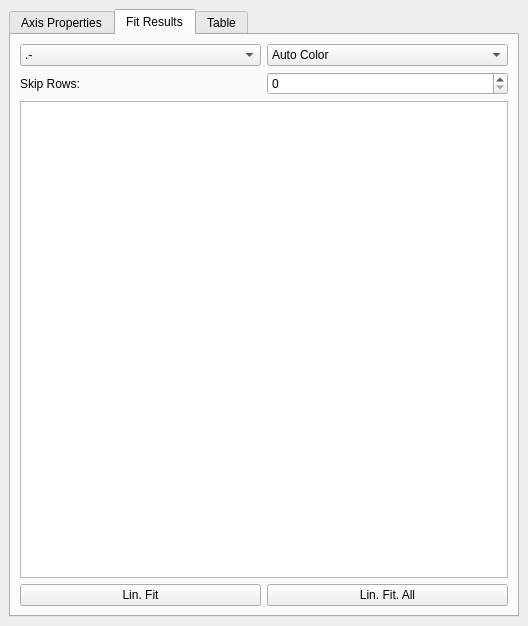
First picture: the form in src/Ui_Files/DockWidgets/Ui/dw_SE.ui, repository austinmcano/GGG, before the edit.
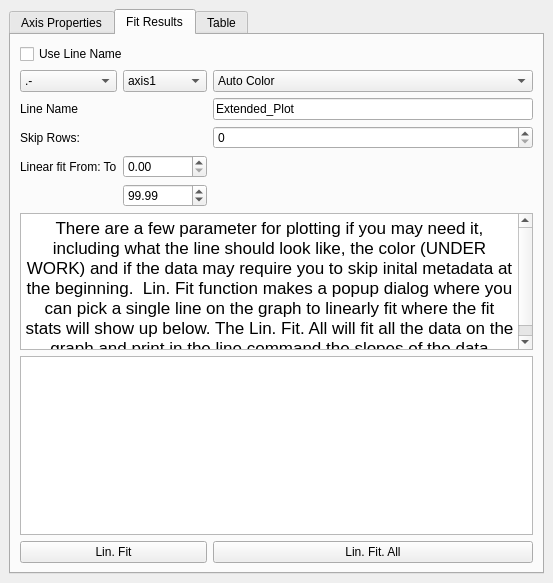
Second picture: the form after the edit. The open tabs and pages were chosen to show the change.

What changed in the file:
```diff
--- a/src/Ui_Files/DockWidgets/Ui/dw_SE.ui
+++ b/src/Ui_Files/DockWidgets/Ui/dw_SE.ui
@@ -6,8 +6,8 @@
    <rect>
     <x>0</x>
     <y>0</y>
-    <width>528</width>
-    <height>626</height>
+    <width>553</width>
+    <height>583</height>
    </rect>
   </property>
   <property name="windowTitle">
@@ -75,30 +75,6 @@
           </property>
          </widget>
         </item>
-        <item row="3" column="1">
-         <widget class="QLabel" name="label_10">
-          <property name="text">
-           <string>Line Name</string>
-          </property>
-         </widget>
-        </item>
-        <item row="7" column="2">
-         <widget class="QCheckBox" name="line_name_checkbox">
-          <property name="text">
-           <string>Use Line Name</string>
-          </property>
-          <property name="checked">
-           <bool>true</bool>
-          </property>
-         </widget>
-        </item>
-        <item row="3" column="2" colspan="2">
-         <widget class="QLineEdit" name="line_name_le">
-          <property name="text">
-           <string>Extended_Plot</string>
-          </property>
-         </widget>
-        </item>
         <item row="5" column="1">
          <widget class="QLabel" name="label_9">
           <property name="text">
@@ -168,14 +144,31 @@
         <string>Fit Results</string>
        </attribute>
        <layout class="QGridLayout" name="gridLayout_5">
+        <item row="3" column="0">
+         <widget class="QLabel" name="label_10">
+          <property name="text">
+           <string>Line Name</string>
+          </property>
+         </widget>
+        </item>
+        <item row="5" column="0">
+         <widget class="QLabel" name="label_3">
+          <property name="text">
+           <string>Linear fit From: To</string>
+          </property>
+         </widget>
+        </item>
+        <item row="0" column="0" colspan="3">
+         <widget class="QCheckBox" name="line_name_checkbox">
+          <property name="text">
+           <string>Use Line Name</string>
+          </property>
+          <property name="checked">
+           <bool>false</bool>
+          </property>
+         </widget>
+        </item>
         <item row="1" column="0">
-         <widget class="QLabel" name="label_7">
-          <property name="text">
-           <string>Skip Rows: </string>
-          </property>
-         </widget>
-        </item>
-        <item row="0" column="0">
          <widget class="QComboBox" name="linetype_cb">
           <item>
            <property name="text">
@@ -209,20 +202,54 @@
           </item>
          </widget>
         </item>
-        <item row="3" column="0" colspan="2">
+        <item row="8" column="0" colspan="3">
          <widget class="QTextEdit" name="fit_results_TE"/>
         </item>
-        <item row="1" column="1">
+        <item row="4" column="2">
          <widget class="QSpinBox" name="skip_rows_sb"/>
         </item>
-        <item row="4" column="0">
-         <widget class="QPushButton" name="lin_fit_pb">
-          <property name="text">
-           <string>Lin. Fit</string>
+        <item row="7" column="0" colspan="3">
+         <widget class="QTextBrowser" name="textBrowser">
+          <property name="maximumSize">
+           <size>
+            <width>16777215</width>
+            <height>150</height>
+           </size>
           </property>
+          <property name="html">
+           <string>&lt;!DOCTYPE HTML PUBLIC &quot;-//W3C//DTD HTML 4.0//EN&quot; &quot;http://www.w3.org/TR/REC-html40/strict.dtd&quot;&gt;
+&lt;html&gt;&lt;head&gt;&lt;meta name=&quot;qrichtext&quot; content=&quot;1&quot; /&gt;&lt;style type=&quot;text/css&quot;&gt;
+p, li { white-space: pre-wrap; }
+&lt;/style&gt;&lt;/head&gt;&lt;body style=&quot; font-family:'.AppleSystemUIFont'; font-size:13pt; font-weight:400; font-style:normal;&quot;&gt;
+&lt;p align=&quot;center&quot; style=&quot; margin-top:0px; margin-bottom:0px; margin-left:0px; margin-right:0px; -qt-block-indent:0; text-indent:0px;&quot;&gt;There are a few parameter for plotting if you may need it,  including what the line should look like, the color (UNDER WORK) and if the data may require you to skip inital metadata at the beginning.  Lin. Fit function makes a popup dialog where you can pick a single line on the graph to linearly fit where the fit stats will show up below. The Lin. Fit. All will fit all the data on the graph and print in the line command the slopes of the data&lt;/p&gt;&lt;/body&gt;&lt;/html&gt;</string>
+          </property>
          </widget>
         </item>
-        <item row="0" column="1">
+        <item row="1" column="1">
+         <widget class="QComboBox" name="axischoise_cb">
+          <item>
+           <property name="text">
+            <string>axis1</string>
+           </property>
+          </item>
+          <item>
+           <property name="text">
+            <string>axis2</string>
+           </property>
+          </item>
+          <item>
+           <property name="text">
+            <string>axis3</string>
+           </property>
+          </item>
+          <item>
+           <property name="text">
+            <string>axis4</string>
+           </property>
+          </item>
+         </widget>
+        </item>
+        <item row="1" column="2">
          <widget class="QComboBox" name="comboBox">
           <item>
            <property name="text">
@@ -241,13 +268,47 @@
           </item>
          </widget>
         </item>
-        <item row="4" column="1">
+        <item row="9" column="0" colspan="2">
+         <widget class="QPushButton" name="lin_fit_pb">
+          <property name="text">
+           <string>Lin. Fit</string>
+          </property>
+         </widget>
+        </item>
+        <item row="5" column="1">
+         <widget class="QDoubleSpinBox" name="doubleSpinBox"/>
+        </item>
+        <item row="9" column="2">
          <widget class="QPushButton" name="linfitall_pb">
           <property name="text">
            <string>Lin. Fit. All</string>
           </property>
          </widget>
         </item>
+        <item row="3" column="2">
+         <widget class="QLineEdit" name="line_name_le">
+          <property name="text">
+           <string>Extended_Plot</string>
+          </property>
+         </widget>
+        </item>
+        <item row="4" column="0">
+         <widget class="QLabel" name="label_7">
+          <property name="text">
+           <string>Skip Rows: </string>
+          </property>
+         </widget>
+        </item>
+        <item row="6" column="1">
+         <widget class="QDoubleSpinBox" name="doubleSpinBox_2">
+          <property name="maximum">
+           <double>999999.000000000000000</double>
+          </property>
+          <property name="value">
+           <double>99.989999999999995</double>
+          </property>
+         </widget>
+        </item>
        </layout>
       </widget>
       <widget class="QWidget" name="tab_4">
```
Left out of the diff: 48 changed lines with no effect on the pictures.
